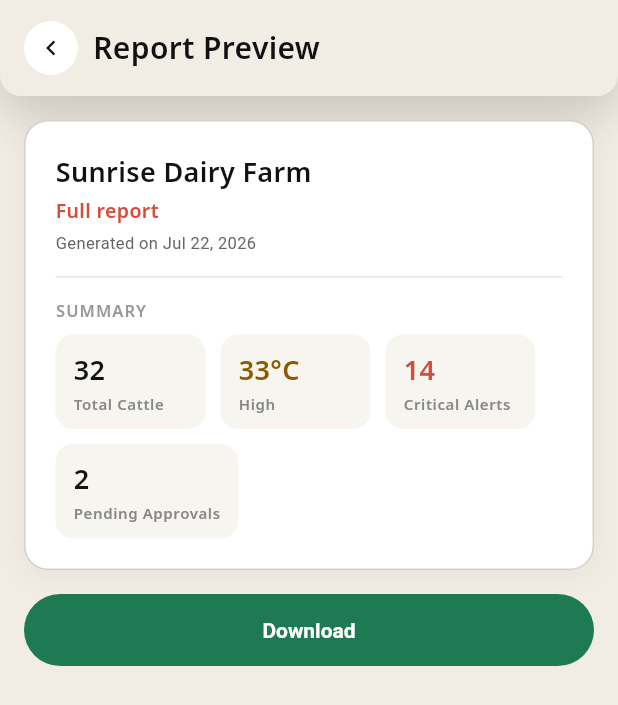
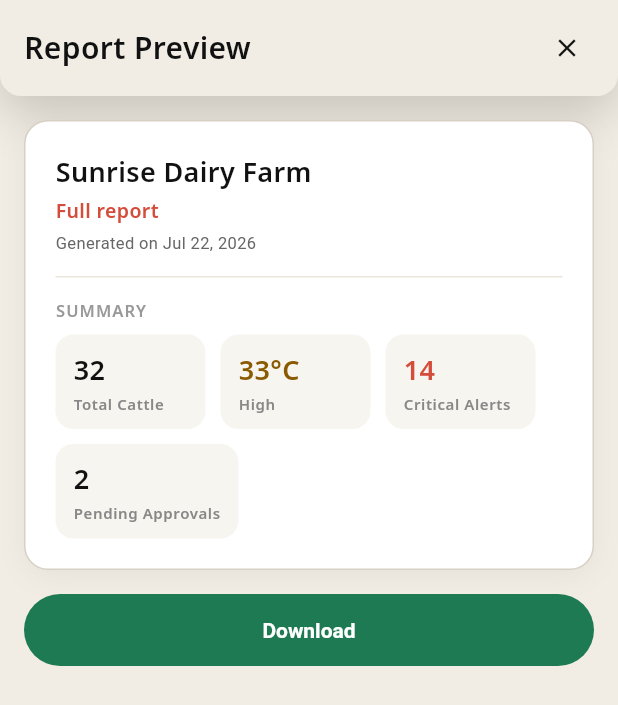
Before and after one commit to vaseey21/Vanix, a Flutter app: the ReportPreviewScreen screen opened directly with sample values from the repository, on a phone screen of 412 x 824 dp. Shown: the top 705 px of the screen. Run offline on Flutter 3.47's test engine with Material 3 defaults, Android fonts, the phone set to English and light mode, and no system bars; our stand-ins replace flutter_svg, video_player; network calls fail.

Commit message:
auto: save changes

```diff
--- a/flutter_app/lib/screens/report_preview_screen.dart
+++ b/flutter_app/lib/screens/report_preview_screen.dart
@@ -46,20 +46,18 @@ class ReportPreviewScreen extends StatelessWidget {
               ),
               child: Row(
                 children: [
+                  Expanded(
+                    child: Text(FS.t(lang, 'reportPreviewTitle'), style: TextStyle(fontSize: 20, fontWeight: FontWeight.w600, color: textColor)),
+                  ),
                   SizedBox(
                     width: 36,
                     height: 36,
-                    child: DecoratedBox(
-                      decoration: BoxDecoration(color: isDark ? VanixColors.darkSecond : VanixColors.bgCard, shape: BoxShape.circle),
-                      child: IconButton(
-                        padding: EdgeInsets.zero,
-                        onPressed: () => Navigator.of(context).pop(),
-                        icon: Icon(Icons.chevron_left, size: 20, color: textColor),
-                      ),
+                    child: IconButton(
+                      padding: EdgeInsets.zero,
+                      onPressed: () => Navigator.of(context).pop(),
+                      icon: Icon(Icons.close, size: 20, color: textColor),
                     ),
                   ),
-                  const SizedBox(width: 10),
-                  Text(FS.t(lang, 'reportPreviewTitle'), style: TextStyle(fontSize: 20, fontWeight: FontWeight.w600, color: textColor)),
                 ],
               ),
             ),
```
